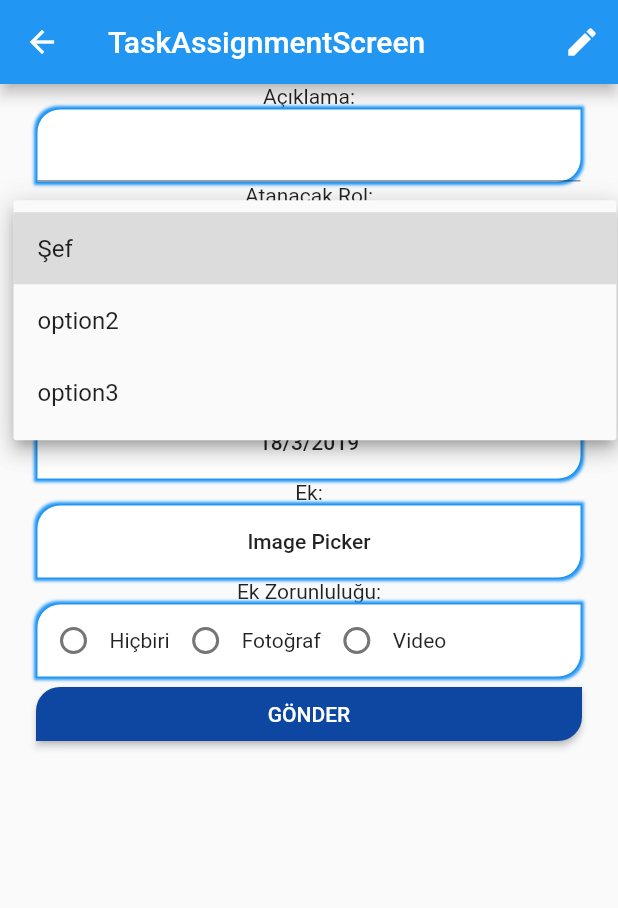
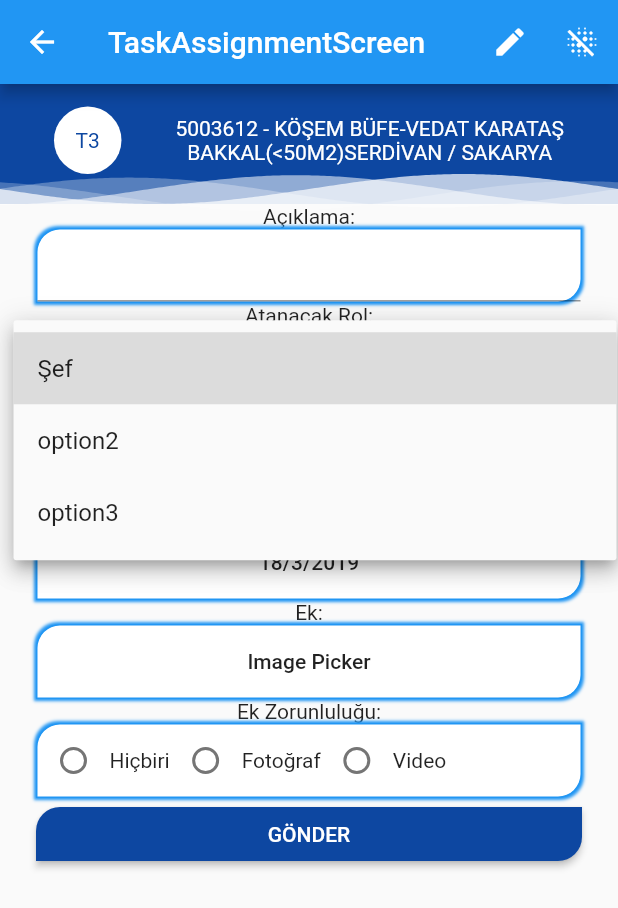
Before and after one commit to fiiraz/ProfeApp, a Flutter app: the TaskAssignmentScreen screen opened by its route, after a tap on "Şef", on a phone screen of 412 x 824 dp. Shown: the top 908 px of the screen. Run offline on Flutter 3.47's test engine with Material 2 defaults, Android fonts, the phone set to English and light mode, and no system bars; drawn by our look-alikes of wave; our stand-ins replace fancy_bottom_navigation, image_picker.

Commit message:
wave has been done.

```diff
--- a/lib/routes.dart
+++ b/lib/routes.dart
@@ -1,5 +1,5 @@
 import 'package:flutter/material.dart';
-import 'package:profe_app/screens/customer_operations_screen.dart';
+import 'package:profe_app/screens/tabs/customer_operations_screen.dart';
 import 'package:profe_app/screens/home_screen.dart';
 import 'package:profe_app/screens/task_assignment.dart';
 
--- a/lib/screens/task_assignment.dart
+++ b/lib/screens/task_assignment.dart
@@ -3,6 +3,7 @@ import 'dart:io';
 import 'package:flutter/material.dart';
 import 'dart:async';
 import 'package:image_picker/image_picker.dart';
+import 'package:profe_app/screens/widgets/wave.dart';
 
 class TaskAssignmentScreen extends StatefulWidget {
   @override
@@ -59,9 +60,21 @@ class _TaskAssignmentScreenState extends State<TaskAssignmentScreen> {
             icon: Icon(Icons.edit),
             onPressed: () {},
           ),
+          IconButton(
+            icon: Icon(blur == null ? Icons.blur_off : Icons.blur_on),
+            onPressed: () {
+              setState(() {
+                blur = nextBlur();
+              });
+            },
+          )
         ],
       ),
-      body: getForm(),
+      body:
+      Column(children: <Widget>[
+        buildCart(context),
+        getForm(),
+      ],),
     );
   }
 
--- /dev/null
+++ b/lib/screens/widgets/wave.dart
@@ -0,0 +1,110 @@
+import 'package:flutter/material.dart';
+import 'package:wave/config.dart';
+import 'package:wave/wave.dart';
+
+buildCart(context) {
+  return _buildCard(
+    config: CustomConfig(
+      colors: [
+        Colors.white70,
+        Colors.white54,
+        Colors.white30,
+        Colors.white24,
+      ],
+      durations: [32000, 21000, 18000, 5000],
+      heightPercentages: [0.75, 0.76, 0.78, 0.81],
+      blur: blur,
+    ),
+    backgroundColor: Colors.blue[900],
+    context: context,
+  );
+}
+
+_buildCard(
+    {Config config, Color backgroundColor = Colors.transparent, context}) {
+  return Container(
+    height: 80.0,
+    width: double.infinity,
+    child: Stack(
+      children: <Widget>[
+        Container(
+          height: 80,
+          child: WaveWidget(
+            config: config,
+            backgroundColor: backgroundColor,
+            size: Size(double.infinity, double.infinity),
+            waveAmplitude: 0,
+          ),
+        ),
+        Positioned(
+          top: 15,
+          child: Container(
+            width: MediaQuery.of(context).size.width,
+            child: Row(
+              mainAxisAlignment: MainAxisAlignment.spaceEvenly,
+              children: <Widget>[
+                Container(
+                  width: 45.0,
+                  height: 45.0,
+                  decoration: BoxDecoration(
+                    color: Colors.white,
+                    shape: BoxShape.circle,
+                  ),
+                  child: Center(
+                    child: Text("T3",style: TextStyle(color: Colors.blue[900]),),
+                  ),
+                ),
+                Container(
+                  child: Column(
+                    children: <Widget>[
+                      Container(
+                        child: Text(
+                          "5003612 - KÖŞEM BÜFE-VEDAT KARATAŞ",
+                          style: TextStyle(color: Colors.white),
+                        ),
+                      ),
+                      Container(
+                        child: Row(
+                          children: <Widget>[
+                            Text(
+                              "BAKKAL(<50M2)",
+                              style: TextStyle(color: Colors.white),
+                            ),
+                            Text(
+                              "SERDİVAN / SAKARYA",
+                              style: TextStyle(color: Colors.white),
+                            ),
+                          ],
+                        ),
+                      ),
+                    ],
+                  ),
+                ),
+              ],
+            ),
+          ),
+        ),
+      ],
+    ),
+  );
+}
+
+MaskFilter blur;
+final List<MaskFilter> blurs = [
+  null,
+  MaskFilter.blur(BlurStyle.normal, 10.0),
+  MaskFilter.blur(BlurStyle.inner, 10.0),
+  MaskFilter.blur(BlurStyle.outer, 10.0),
+  MaskFilter.blur(BlurStyle.solid, 16.0),
+];
+int _blurIndex = 0;
+
+MaskFilter nextBlur() {
+  if (_blurIndex == blurs.length - 1) {
+    _blurIndex = 0;
+  } else {
+    _blurIndex = _blurIndex + 1;
+  }
+  blur = blurs[_blurIndex];
+  return blurs[_blurIndex];
+}
```
Also changed, not shown: lib/screens/home_screen.dart (+8 -81 lines), lib/screens/tabs/customer_operations_screen.dart (renamed from lib/screens/customer_operations_screen.dart).
